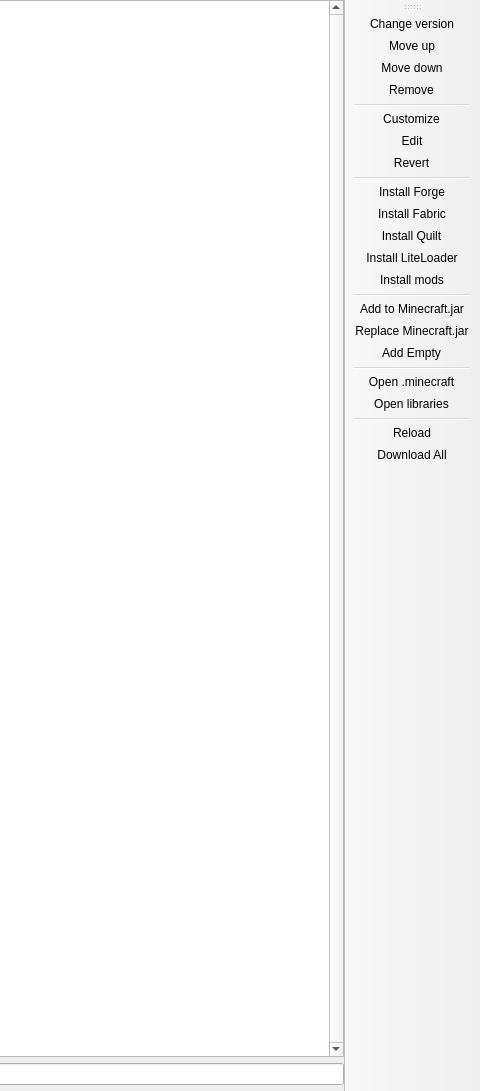
First picture: the form in launcher/ui/pages/instance/VersionPage.ui, repository MultiMC/Launcher, before the edit; both pictures show x 481 to 961 and y 0 to 1091 of the 961 by 1091 pixel window.
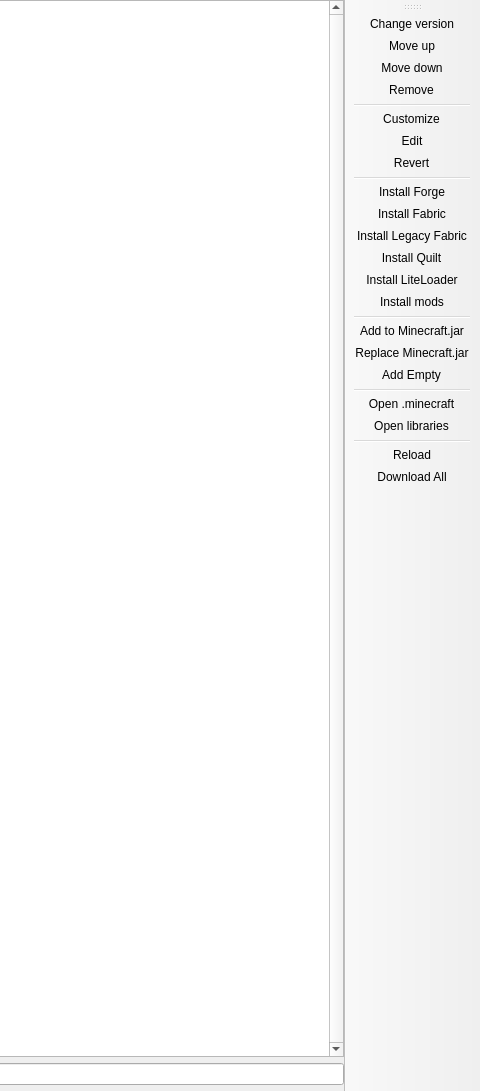
Second picture: the form after the edit. Custom widgets are drawn as their Qt base class.

Commit message: add Install Legacy Fabric Button

What changed in the file:
```diff
--- a/launcher/ui/pages/instance/VersionPage.ui
+++ b/launcher/ui/pages/instance/VersionPage.ui
@@ -107,6 +107,7 @@
    <addaction name="separator"/>
    <addaction name="actionInstall_Forge"/>
    <addaction name="actionInstall_Fabric"/>
+   <addaction name="actionInstall_LegacyFabric"/>
    <addaction name="actionInstall_Quilt"/>
    <addaction name="actionInstall_LiteLoader"/>
    <addaction name="actionInstall_mods"/>
@@ -193,6 +194,14 @@
     <string>Install the Fabric Loader package.</string>
    </property>
   </action>
+  <action name="actionInstall_LegacyFabric">
+   <property name="text">
+    <string>Install Legacy Fabric</string>
+   </property>
+   <property name="toolTip">
+    <string>Install the Fabric Loader package for Legacy Fabric.</string>
+   </property>
+  </action>
   <action name="actionInstall_Quilt">
    <property name="text">
     <string>Install Quilt</string>
```
The commit also changes 3 other files.
